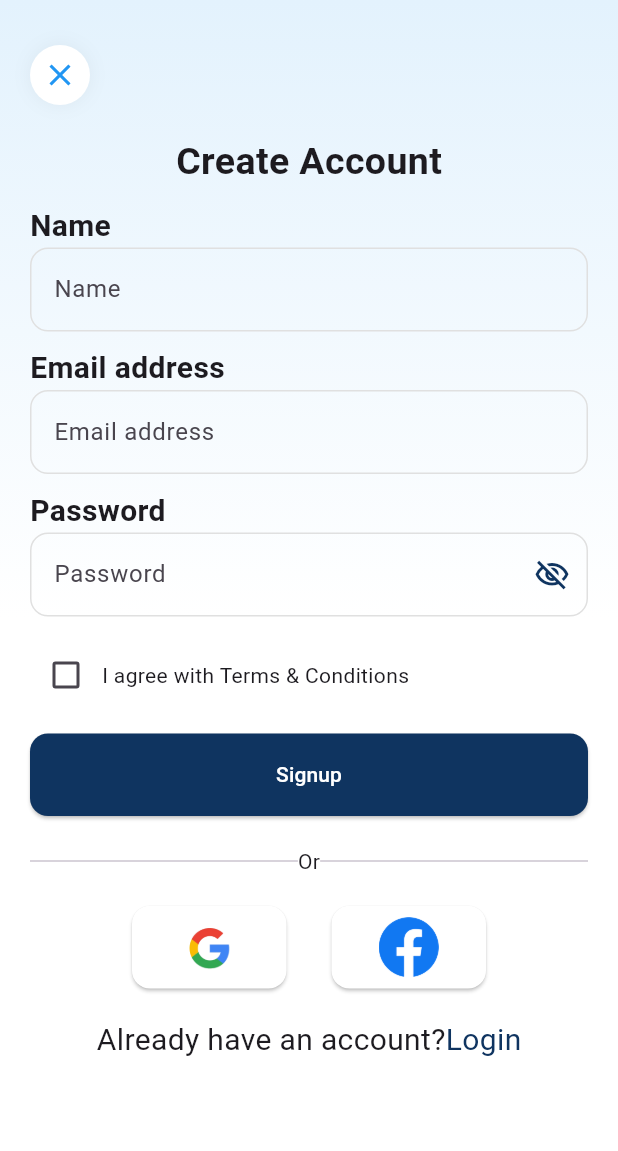
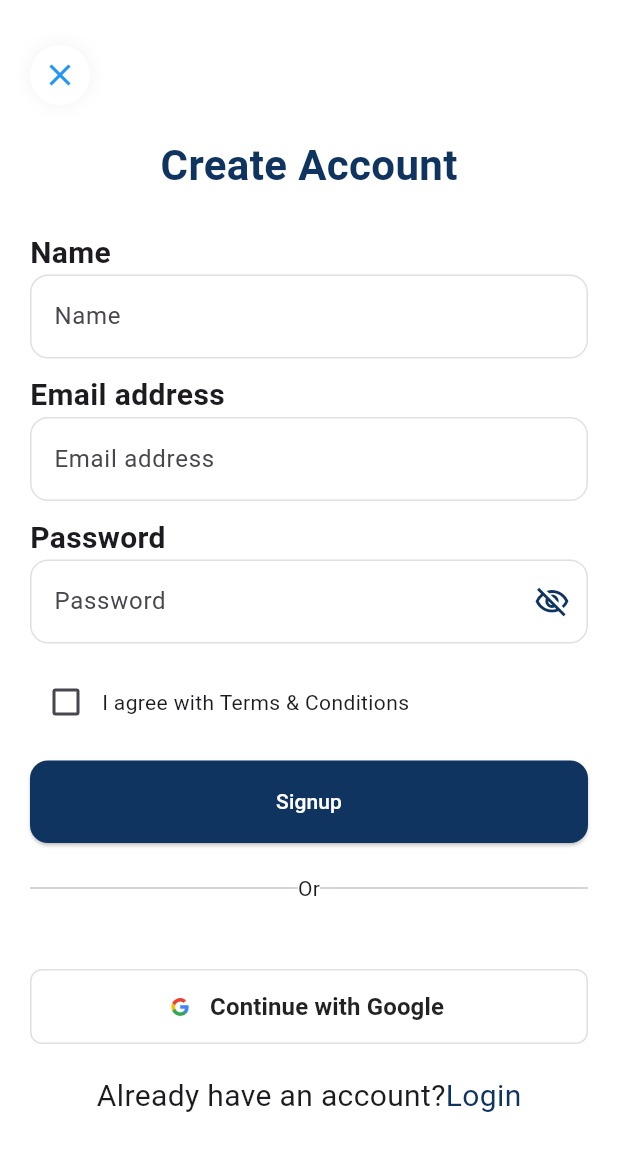
Before and after one commit to ManikaDahal/Chess_FLutter-Python, a Flutter app: the screen it shows after launch, after a tap on "Login", after a tap on "Signup", on a phone screen of 412 x 824 dp. Shown: the top 1151 px of the screen. Run offline on Flutter 3.47's test engine with Material 3 defaults, Android fonts, the phone set to English and light mode, and no system bars; our stand-ins replace audioplayers, badges, cached_network_image, chewie, connectivity_plus, dio and 14 more; missing offline and left inert: flutter_foreground_task, flutter_ringtone_player, flutter_screen_recording, flutter_webrtc, record; accounts and stored records are empty.

```diff
--- a/lib/core/utils/splin_kit.dart
+++ b/lib/core/utils/splin_kit.dart
@@ -1,32 +1,30 @@
 import 'dart:ui';
 
 import 'package:flutter/material.dart';
-import 'package:flutter_spinkit/flutter_spinkit.dart';
-
 class Loader {
   static Widget backdropFilter(BuildContext context) {
     return BackdropFilter(
-      filter: ImageFilter.blur(sigmaX: 10, sigmaY: 10),
+      filter: ImageFilter.blur(sigmaX: 5, sigmaY: 5), // Lighter blur akin to Insta
       child: Container(
-        color: Colors.black.withOpacity(0.1),
+        color: Colors.black.withOpacity(0.2), // Darker overlay for contrast
         child: Center(
           child: Container(
-            padding: const EdgeInsets.all(30),
+            padding: const EdgeInsets.all(24),
             decoration: BoxDecoration(
-              color: Colors.white.withOpacity(0.8),
-              borderRadius: BorderRadius.circular(20),
-              border: Border.all(color: Colors.white, width: 1.5),
+              color: Colors.white,
+              borderRadius: BorderRadius.circular(12),
               boxShadow: [
                 BoxShadow(
-                  color: Colors.black.withOpacity(0.05),
-                  blurRadius: 15,
-                  spreadRadius: 5,
+                  color: Colors.black.withOpacity(0.1),
+                  blurRadius: 10,
+                  spreadRadius: 2,
                 )
               ],
             ),
-            child: const SpinKitThreeBounce(
-              color: Color(0xFF2196F3),
-              size: 35.0,
+            // Facebook/Insta uses a sleek, solid color ring rather than bouncing dots
+            child: const CircularProgressIndicator(
+              strokeWidth: 3.0,
+              valueColor: AlwaysStoppedAnimation<Color>(Color(0xFF0F3460)), // App Primary Color
             ),
           ),
         ),
--- a/lib/features/auth/presentation/screens/login.dart
+++ b/lib/features/auth/presentation/screens/login.dart
@@ -216,21 +216,11 @@ class _LoginState extends ConsumerState<Login> {
       backgroundColor: Colors.white,
       body: Stack(
         children: [
-          // Premium Gradient Background
+          // Solid minimal background like Instagram/Facebook
           Container(
             height: MediaQuery.of(context).size.height,
             width: MediaQuery.of(context).size.width,
-            decoration: BoxDecoration(
-              gradient: LinearGradient(
-                begin: Alignment.topCenter,
-                end: Alignment.bottomCenter,
-                colors: [
-                  const Color(0xFFE3F2FD), // Light blue tint
-                  Colors.white,
-                  Colors.white,
-                ],
-              ),
-            ),
+            color: Colors.white,
           ),
           ui(),
           loader ? Loader.backdropFilter(context) : const SizedBox(),
@@ -269,16 +259,18 @@ class _LoginState extends ConsumerState<Login> {
                 ),
               ),
 
-              SizedBox(height: 20),
+              SizedBox(height: 40),
 
+              // Minimalist Header akin to Instagram/Facebook branding
               Center(
                 child: CustomText(
                   data: welcomeBackStr,
                   fontWeight: FontWeight.bold,
-                  fontSize: 30,
+                  fontSize: 28,
+                  color: primaryColor,
                 ),
               ),
-              SizedBox(height: 20),
+              SizedBox(height: 40),
               CustomText(
                 data: emailAddressStr,
                 fontWeight: FontWeight.bold,
@@ -426,25 +418,30 @@ class _LoginState extends ConsumerState<Login> {
                 ],
               ),
               SizedBox(height: 20),
-              Row(
-                mainAxisAlignment: MainAxisAlignment.spaceEvenly,
-                children: [
-                  CustomElevatedbutton(
-                    onPressed: _handleGoogleSignIn,
-                    width: MediaQuery.of(context).size.width * 0.25,
-                    backgroundColor: Colors.white,
-                    child: Image.asset("assets/images/google_logo.png"),
-                  ),
-                  CustomElevatedbutton(
-                    onPressed: () {},
-                    width: MediaQuery.of(context).size.width * 0.25,
-                    backgroundColor: Colors.white,
-                    child: Image.asset(
-                      "assets/images/facebook_logo.png",
-                      height: 40,
+              SizedBox(height: 24),
+              // Enhanced Google Sign In (Full width like Facebook)
+              SizedBox(
+                width: double.infinity,
+                height: 50,
+                child: OutlinedButton.icon(
+                  onPressed: _handleGoogleSignIn,
+                  icon: Image.asset("assets/images/google_logo.png", height: 24),
+                  label: const Text(
+                    "Continue with Google",
+                    style: TextStyle(
+                      fontSize: 16,
+                      fontWeight: FontWeight.w600,
+                      color: Colors.black87,
                     ),
                   ),
-                ],
+                  style: OutlinedButton.styleFrom(
+                    backgroundColor: Colors.white,
+                    side: const BorderSide(color: Colors.black12, width: 1),
+                    shape: RoundedRectangleBorder(
+                      borderRadius: BorderRadius.circular(8),
+                    ),
+                  ),
+                ),
               ),
 
               SizedBox(height: 20),
--- a/lib/features/auth/presentation/screens/sign_up.dart
+++ b/lib/features/auth/presentation/screens/sign_up.dart
@@ -185,21 +185,11 @@ class _SignupState extends ConsumerState<Signup> {
       backgroundColor: Colors.white,
       body: Stack(
         children: [
-          // Premium Gradient Background
+          // Solid minimal background like Instagram/Facebook
           Container(
             height: MediaQuery.of(context).size.height,
             width: MediaQuery.of(context).size.width,
-            decoration: BoxDecoration(
-              gradient: LinearGradient(
-                begin: Alignment.topCenter,
-                end: Alignment.bottomCenter,
-                colors: [
-                  const Color(0xFFE3F2FD), // Light blue tint
-                  Colors.white,
-                  Colors.white,
-                ],
-              ),
-            ),
+            color: Colors.white,
           ),
           ui(),
           loader ? Loader.backdropFilter(context) : const SizedBox(),
@@ -242,11 +232,12 @@ class _SignupState extends ConsumerState<Signup> {
               Center(
                 child: CustomText(
                   data: createAccountStr,
-                  fontSize: 25,
+                  fontSize: 28,
                   fontWeight: FontWeight.bold,
+                  color: primaryColor,
                 ),
               ),
-              SizedBox(height: 10),
+              SizedBox(height: 24),
               CustomText(
                 data: nameStr,
                 fontSize: 20,
@@ -361,26 +352,30 @@ class _SignupState extends ConsumerState<Signup> {
                 ],
               ),
               SizedBox(height: 20),
-              Row(
-                mainAxisAlignment: MainAxisAlignment.center,
-                children: [
-                  CustomElevatedbutton(
-                    onPressed: _handleGoogleSignIn,
-                    width: MediaQuery.of(context).size.width * 0.25,
-                    backgroundColor: Colors.white,
-                    child: Image.asset("assets/images/google_logo.png"),
-                  ),
-                  SizedBox(width: 30),
-                  CustomElevatedbutton(
-                    onPressed: () {},
-                    width: MediaQuery.of(context).size.width * 0.25,
-                    backgroundColor: Colors.white,
-                    child: Image.asset(
-                      "assets/images/facebook_logo.png",
-                      height: 40,
+              SizedBox(height: 24),
+              // Enhanced Google Sign In (Full width like Facebook)
+              SizedBox(
+                width: double.infinity,
+                height: 50,
+                child: OutlinedButton.icon(
+                  onPressed: _handleGoogleSignIn,
+                  icon: Image.asset("assets/images/google_logo.png", height: 24),
+                  label: const Text(
+                    "Continue with Google",
+                    style: TextStyle(
+                      fontSize: 16,
+                      fontWeight: FontWeight.w600,
+                      color: Colors.black87,
                     ),
                   ),
-                ],
+                  style: OutlinedButton.styleFrom(
+                    backgroundColor: Colors.white,
+                    side: const BorderSide(color: Colors.black12, width: 1),
+                    shape: RoundedRectangleBorder(
+                      borderRadius: BorderRadius.circular(8),
+                    ),
+                  ),
+                ),
               ),
               SizedBox(height: 20),
               Row(
--- a/lib/features/game/presentation/providers/chess_provider.dart
+++ b/lib/features/game/presentation/providers/chess_provider.dart
@@ -132,9 +132,10 @@ class ChessNotifier extends Notifier<ChessState> {
   void initGame(int roomId, int currentUserId, {SignalingService? signalingService}) {
     _signalingService = signalingService;
 
-    // Full reset — clear board, game-over flags, call state, and all mute/silence state.
-    // We deliberately do NOT carry over any previous call or media state, because
-    // the SignalingService is recreated fresh by GameBoard for each new match.
+    // Connect to the WebSocket room
+    _gameService.connect(roomId, forceReconnect: true);
+
+
     state = ChessState(
       board: ChessState.createInitialBoard(),
       isSyncing: true,
```
